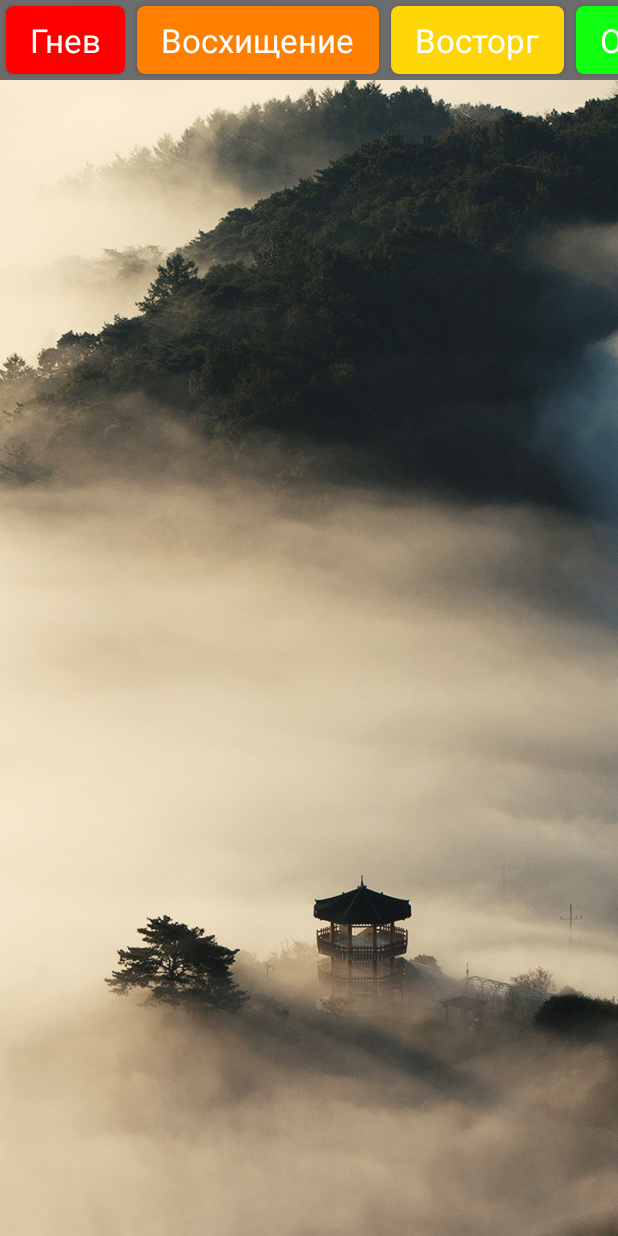
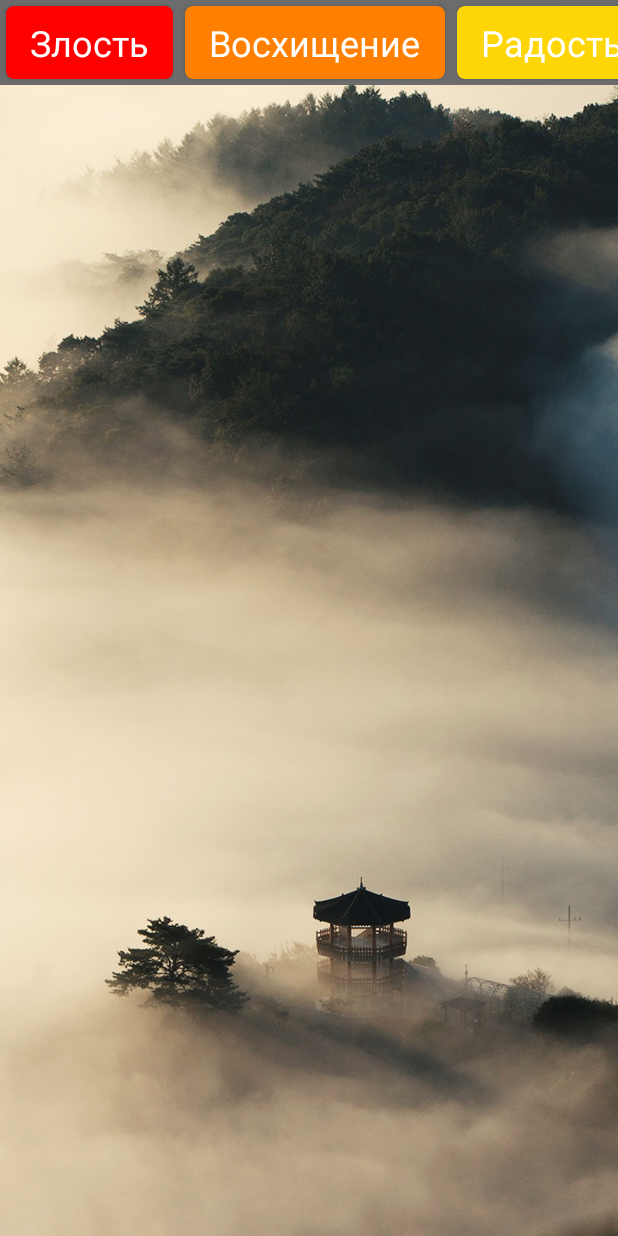
Before and after one commit to kosstyango/StatusGenerator, an Android app: the screen it shows after launch (MainActivity), on a phone screen of 412 x 824 dp. Run offline under Robolectric (Android 15) with nearby library versions, the phone set to English and light mode, and no system bars; our stand-ins replace AdMob; pictures from the network do not load; 3 statements that could not run were skipped.

Commit message:
Animation+70% status are made

```diff
--- a/app/src/main/java/com/example/bestfitnessapp/adapters/CategoryAdapter.kt
+++ b/app/src/main/java/com/example/bestfitnessapp/adapters/CategoryAdapter.kt
@@ -1,5 +1,6 @@
 package com.example.bestfitnessapp.adapters
 
+import android.annotation.SuppressLint
 import android.content.res.ColorStateList
 import android.graphics.Color
 import android.view.LayoutInflater
@@ -16,9 +17,12 @@ class CategoryAdapter(var listener: Listener) : ListAdapter<String, CategoryAdap
 
     class Holder (view: View) : RecyclerView.ViewHolder(view){
         private val binding = CategoryItemBinding.bind(view)
+            @SuppressLint("ResourceAsColor")
             fun setData(text:String, listener: Listener) = with(binding){
                 tvCatTitle.text = text
-                cardViewCat.backgroundTintList =
+                //tvCatTitle.setTextColor(R.color.purple_200)//указываем цвет текста в кнопках
+                tvCatTitle.textSize = 24F//указываем размер текста в кнопках
+                cardViewCat.backgroundTintList =//указываем цвет кнопки в горизонтальном Recycler View
                     ColorStateList.valueOf(Color.parseColor(ContentManager.colorList[adapterPosition]))
                 itemView.setOnClickListener{listener.onClick(adapterPosition)}
             }
--- a/app/src/main/java/com/example/bestfitnessapp/adapters/ContentManager.kt
+++ b/app/src/main/java/com/example/bestfitnessapp/adapters/ContentManager.kt
@@ -2,21 +2,19 @@ package com.example.bestfitnessapp.adapters
 
 object ContentManager { //эмоции
     val emogyList = arrayListOf(
-        "Гнев",
+        "Злость",
         "Восхищение",
-        "Восторг",
-        "Осторожность",
-        "Изумление",
-        "Отвращение",
-        "Ужас",
-        "Горе")
+        "Радость",
+        "Удивление",
+        "Недовольство",
+        "Тревога",
+        "Грусть")
     val colorList = arrayListOf( //цвета
         "#FF0000", //красный
         "#FF7F00", //оранжевый
         "#FFD605", //желтый
-        "#10FF10", //зелёный
+        "#20FF20", //зелёный
         "#0000FF", //синий
-        "#4B0082", //индиго
-        "#9400D3", //фиолетовый
+        "#4B0082", //фиолетовый
         "#000000") //чёрный
 }
--- a/app/src/main/res/layout/activity_main.xml
+++ b/app/src/main/res/layout/activity_main.xml
@@ -21,6 +21,7 @@
         android:id="@+id/rcViewCat"
         android:layout_width="0dp"
         android:layout_height="wrap_content"
+        android:scrollbarSize="10dp"
         app:layout_constraintEnd_toEndOf="parent"
         app:layout_constraintHorizontal_bias="0.0"
         app:layout_constraintStart_toStartOf="parent"
@@ -30,13 +31,13 @@
 
     <androidx.cardview.widget.CardView
         android:layout_width="0dp"
-        android:layout_height="0dp"
+        android:layout_height="wrap_content"
         app:cardCornerRadius="20dp"
         app:cardElevation="10dp"
-        app:layout_constraintBottom_toTopOf="@+id/adView"
+        app:layout_constraintBottom_toBottomOf="@+id/imageBg"
         app:layout_constraintEnd_toEndOf="parent"
         app:layout_constraintStart_toStartOf="parent"
-        app:layout_constraintTop_toBottomOf="@+id/rcViewCat">
+        app:layout_constraintTop_toTopOf="@+id/adView">
 
         <androidx.constraintlayout.widget.ConstraintLayout
             android:layout_width="match_parent"
@@ -63,14 +64,16 @@
         android:background="#000000FF"
         android:gravity="center"
         android:padding="30dp"
-        android:textColor="#FFFFFF"
+        android:textColor="@color/white"
         app:autoSizeTextType="uniform"
+        android:shadowColor="@color/black"
+        android:shadowRadius="5"
         app:layout_constraintBottom_toTopOf="@+id/tvName"
         app:layout_constraintEnd_toEndOf="parent"
-        app:layout_constraintHorizontal_bias="0.0"
+        app:layout_constraintHorizontal_bias="1.0"
         app:layout_constraintStart_toStartOf="parent"
         app:layout_constraintTop_toBottomOf="@+id/rcViewCat"
-        app:layout_constraintVertical_bias="0.0" />
+        app:layout_constraintVertical_bias="1.0" />
 
     <TextView
         android:id="@+id/tvName"
```
Also changed, not shown: app/src/main/java/com/example/bestfitnessapp/MainActivity.kt (+3 -6 lines), app/src/main/java/com/example/bestfitnessapp/adapters/MainConst.kt (+7 -5 lines), app/src/main/res/values/alertnessArray.xml (deleted, +0 -23 lines), app/src/main/res/values/angerArray.xml (+21 -30 lines), app/src/main/res/values/anxietyArray.xml (added, +25 -0 lines), app/src/main/res/values/delightArray.xml (+20 -16 lines), app/src/main/res/values/discontentArray.xml (added, +25 -0 lines), app/src/main/res/values/sadnessArray.xml (added, +25 -0 lines), app/src/main/res/values/wonderArray.xml (+13 -4 lines).
